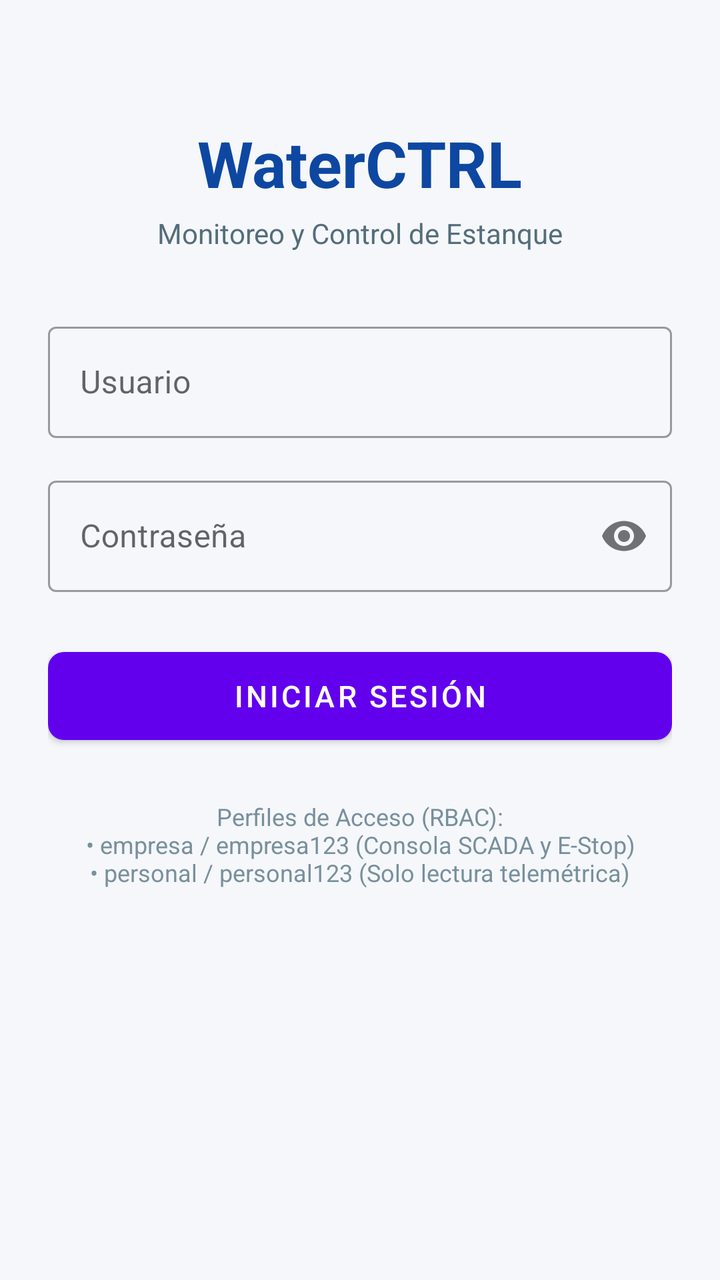
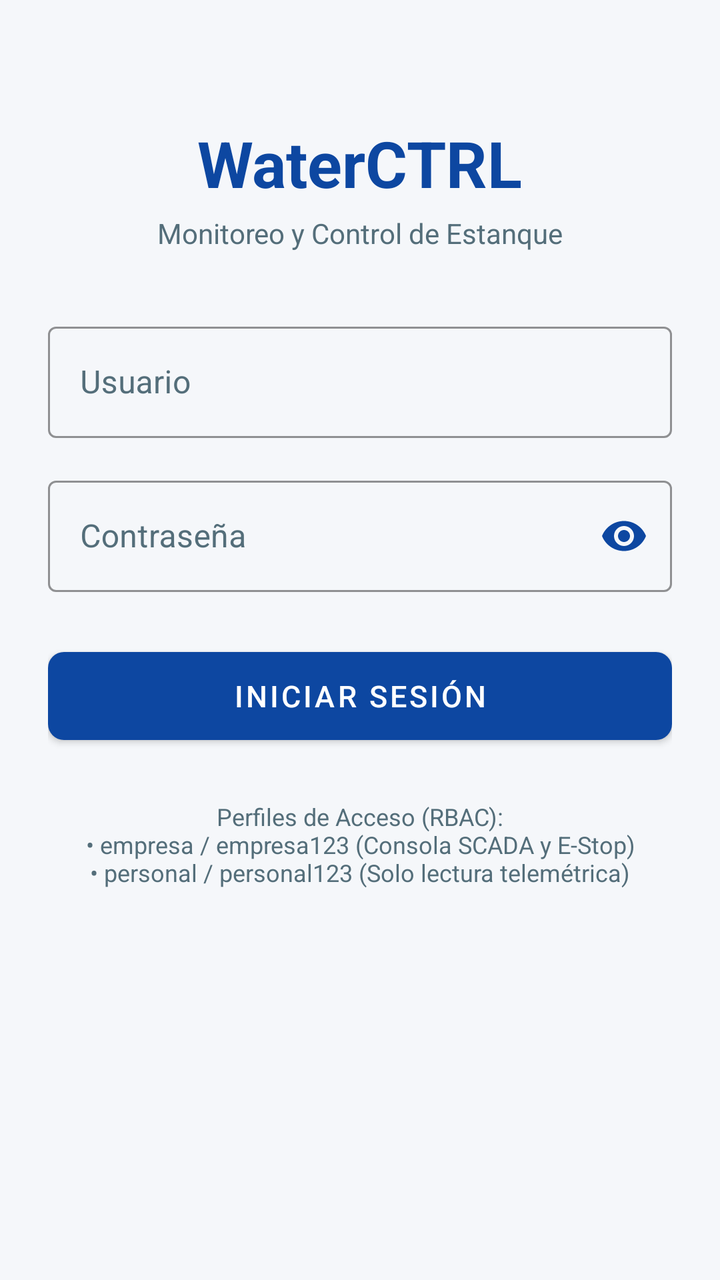

Before-and-after screenshots of an Android layout around one commit, followed by the original layout XML and the change that was made.
<!-- AndroidManifest.xml: application theme Theme.MaterialComponents.DayNight.NoActionBar -->
<!-- res/layout/activity_main.xml -->
<?xml version="1.0" encoding="utf-8"?>
<LinearLayout xmlns:android="http://schemas.android.com/apk/res/android"
    xmlns:app="http://schemas.android.com/apk/res-auto"
    android:layout_width="match_parent"
    android:layout_height="match_parent"
    android:orientation="vertical"
    android:gravity="center_horizontal"
    android:paddingTop="60dp"
    android:paddingLeft="24dp"
    android:paddingRight="24dp"
    android:background="#F5F7FA">

    
    <TextView
        android:layout_width="wrap_content"
        android:layout_height="wrap_content"
        android:text="WaterCTRL"
        android:textSize="32sp"
        android:textStyle="bold"
        android:textColor="#0D47A1"
        android:layout_marginBottom="4dp" />

    <TextView
        android:layout_width="wrap_content"
        android:layout_height="wrap_content"
        android:text="Monitoreo y Control de Estanque"
        android:textSize="14sp"
        android:textColor="#546E7A"
        android:layout_marginBottom="32dp" />

    
    <com.google.android.material.textfield.TextInputLayout
        android:id="@+id/tilUsuario"
        android:layout_width="match_parent"
        android:layout_height="wrap_content"
        android:hint="Usuario"
        style="@style/Widget.MaterialComponents.TextInputLayout.OutlinedBox"
        android:layout_marginBottom="16dp">

        <com.google.android.material.textfield.TextInputEditText
            android:id="@+id/etUsuario"
            android:layout_width="match_parent"
            android:layout_height="wrap_content"
            android:inputType="text" />
    </com.google.android.material.textfield.TextInputLayout>

    
    <com.google.android.material.textfield.TextInputLayout
        android:id="@+id/tilClave"
        android:layout_width="match_parent"
        android:layout_height="wrap_content"
        android:hint="Contraseña"
        app:passwordToggleEnabled="true"
        style="@style/Widget.MaterialComponents.TextInputLayout.OutlinedBox"
        android:layout_marginBottom="24dp">

        <com.google.android.material.textfield.TextInputEditText
            android:id="@+id/etClave"
            android:layout_width="match_parent"
            android:layout_height="wrap_content"
            android:inputType="textPassword" />
    </com.google.android.material.textfield.TextInputLayout>

    
    <com.google.android.material.button.MaterialButton
        android:id="@+id/btnIngresar"
        android:layout_width="match_parent"
        android:layout_height="56dp"
        android:text="INICIAR SESIÓN"
        android:textSize="15sp"
        app:cornerRadius="8dp"
        android:layout_marginBottom="24dp" />

    
    <TextView
        android:id="@+id/tvCuentasPrueba"
        android:layout_width="wrap_content"
        android:layout_height="wrap_content"
        android:text="Perfiles de Acceso (RBAC):\n• empresa / empresa123 (Consola SCADA y E-Stop)\n• personal / personal123 (Solo lectura telemétrica)"
        android:textSize="12sp"
        android:textColor="#78909C"
        android:textAlignment="center" />

</LinearLayout>
<!-- resources referenced by this layout -->
<resources>

</resources>

<!-- the commit's change to res/layout/activity_main.xml (unified diff, before → after) -->
@@ -35,13 +35,18 @@
         android:layout_height="wrap_content"
         android:hint="Usuario"
         style="@style/Widget.MaterialComponents.TextInputLayout.OutlinedBox"
+        app:boxStrokeColor="#0D47A1"
+        app:hintTextColor="#0D47A1"
+        android:textColorHint="#546E7A"
         android:layout_marginBottom="16dp">
 
         <com.google.android.material.textfield.TextInputEditText
             android:id="@+id/etUsuario"
             android:layout_width="match_parent"
             android:layout_height="wrap_content"
-            android:inputType="text" />
+            android:inputType="text"
+            android:textColor="#1E293B"
+            android:textColorHint="#546E7A" />
     </com.google.android.material.textfield.TextInputLayout>
 
     
@@ -50,15 +55,21 @@
         android:layout_width="match_parent"
         android:layout_height="wrap_content"
         android:hint="Contraseña"
-        app:passwordToggleEnabled="true"
         style="@style/Widget.MaterialComponents.TextInputLayout.OutlinedBox"
+        app:boxStrokeColor="#0D47A1"
+        app:hintTextColor="#0D47A1"
+        android:textColorHint="#546E7A"
+        app:endIconMode="password_toggle"
+        app:endIconTint="#0D47A1"
         android:layout_marginBottom="24dp">
 
         <com.google.android.material.textfield.TextInputEditText
             android:id="@+id/etClave"
             android:layout_width="match_parent"
             android:layout_height="wrap_content"
-            android:inputType="textPassword" />
+            android:inputType="textPassword"
+            android:textColor="#1E293B"
+            android:textColorHint="#546E7A" />
     </com.google.android.material.textfield.TextInputLayout>
 
     
@@ -68,6 +79,8 @@
         android:layout_height="56dp"
         android:text="INICIAR SESIÓN"
         android:textSize="15sp"
+        android:textColor="#FFFFFF"
+        app:backgroundTint="#0D47A1"
         app:cornerRadius="8dp"
         android:layout_marginBottom="24dp" />
 
@@ -77,8 +90,8 @@
         android:layout_width="wrap_content"
         android:layout_height="wrap_content"
         android:text="Perfiles de Acceso (RBAC):\n• empresa / empresa123 (Consola SCADA y E-Stop)\n• personal / personal123 (Solo lectura telemétrica)"
-        android:textSize="12sp"
-        android:textColor="#78909C"
-        android:textAlignment="center" />
+        android:textAlignment="center"
+        android:textColor="#546E7A"
+        android:textSize="12sp" />
 
 </LinearLayout>
